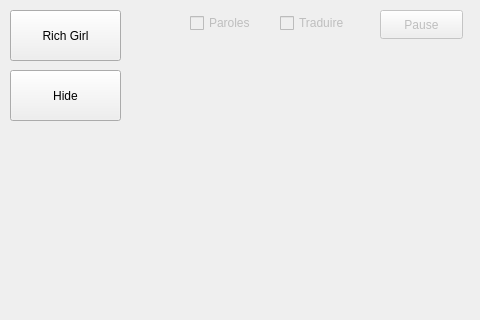
Qt form Code/MusiFlow/mainwindow.ui (cegepmatane/projets-specialises-2023-fabientolsy) before a commit; both pictures show x 0 to 480 and y 0 to 320 of the 1327 by 876 pixel window.
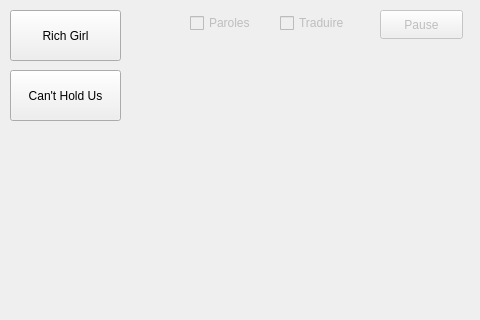
The same form after that commit.

```diff
--- a/Code/MusiFlow/mainwindow.ui
+++ b/Code/MusiFlow/mainwindow.ui
@@ -56,7 +56,7 @@
      </rect>
     </property>
     <property name="text">
-     <string>Hide</string>
+     <string>Can't Hold Us</string>
     </property>
    </widget>
    <widget class="QPushButton" name="pause">
```
Left out of the diff: 6 changed lines with no effect on the pictures.
